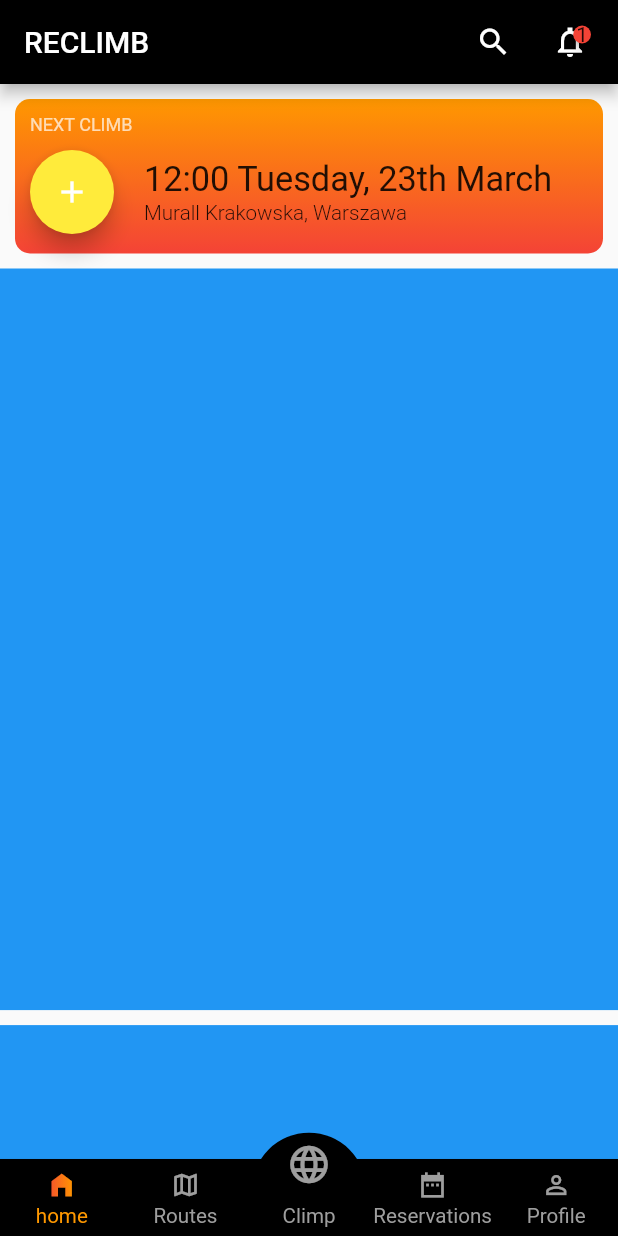
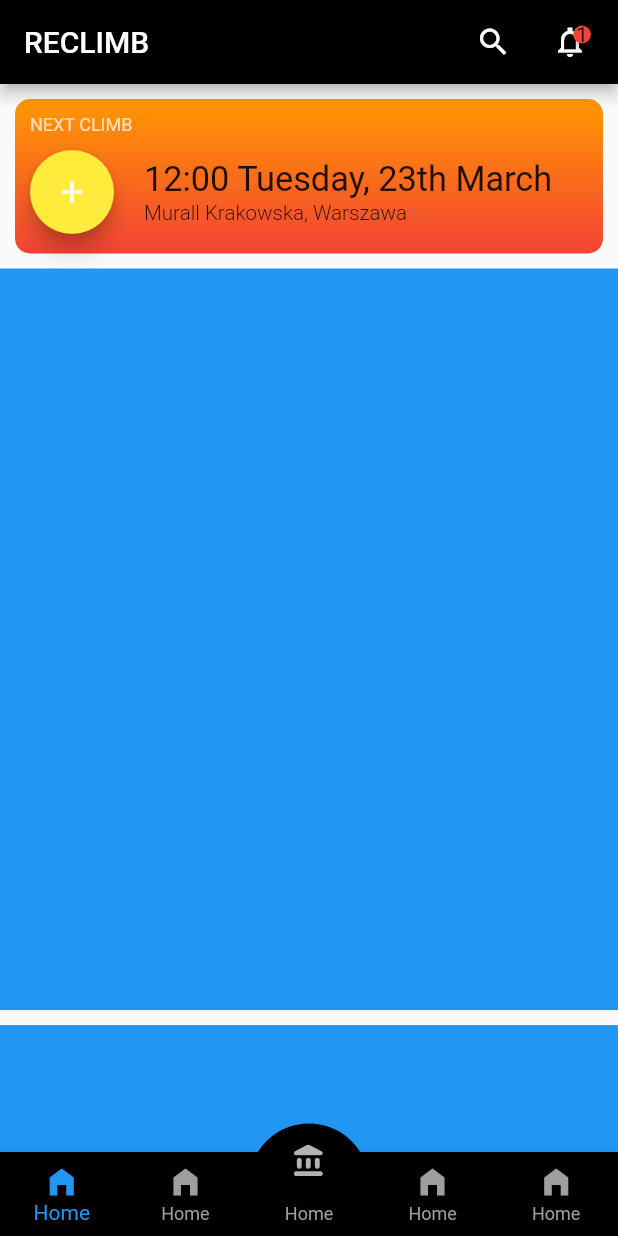
Before and after one commit to truongnguyen112007/climb_app_base, a Flutter app: the screen it shows after launch, on a phone screen of 412 x 824 dp. Run offline on Flutter 3.47's test engine with Material 2 defaults, Android fonts, the light colour scheme and no system bars; drawn by our look-alikes of badges; our stand-ins replace flutter_screenutil.

Commit message:
update bottom navigation bar.

```diff
--- a/lib/modules/home/home_page.dart
+++ b/lib/modules/home/home_page.dart
@@ -1,11 +1,9 @@
-import 'package:climb_app_base/modules/tab_home/tab_home.dart';
 import 'package:flutter/material.dart';
-import '../../bottom_navigationbar.dart';
 import '../tab_climb/tab_climb.dart';
+import '../tab_home/tab_home.dart';
 import '../tab_profile/tab_profile.dart';
 import '../tab_reservations/tab_reservations.dart';
 import '../tab_routes/tab_routes.dart';
-
 
 class HomePage extends StatefulWidget {
   const HomePage({Key? key}) : super(key: key);
@@ -15,9 +13,9 @@ class HomePage extends StatefulWidget {
 }
 
 class _HomePageState extends State<HomePage> {
-  var pageController = PageController();
-  int currentTab = 0;
-  final tabs = [
+  int _currentIndex = 0;
+
+  final List<Widget> tab = [
     TabHome(),
     TabRoutes(),
     TabClimb(),
@@ -27,75 +25,107 @@ class _HomePageState extends State<HomePage> {
 
   @override
   Widget build(BuildContext context) {
-    return MediaQuery(data: MediaQuery.of(context).copyWith(textScaleFactor: 1), child: Scaffold(
-      body: Stack(
+    return Stack(
       children: [
-          SizedBox(height: MediaQuery.of(context).size.height,
-            child: PageView(
-              physics: NeverScrollableScrollPhysics(),
-              controller: pageController,
-              children: tabs,
+        Scaffold(
+          body: tab[_currentIndex],
+          bottomNavigationBar: BottomNavigationBar(
+            unselectedItemColor: Colors.grey,
+            backgroundColor: Colors.black,
+            type: BottomNavigationBarType.fixed,
+            items: [
+              BottomNavigationBarItem(
+                  icon: Icon(Icons.home_filled),
+                  label: 'Home',
+                  backgroundColor: Colors.black),
+              BottomNavigationBarItem(
+                  icon: Icon(Icons.home_filled), label: 'Home'),
+              BottomNavigationBarItem(
+                  icon: Icon(Icons.home_filled), label: 'Home'),
+              BottomNavigationBarItem(
+                  icon: Icon(Icons.home_filled), label: 'Home'),
+              BottomNavigationBarItem(
+                  icon: Icon(Icons.home_filled), label: 'Home'),
+            ],
+            currentIndex: _currentIndex,
+            onTap: (index) {
+              setState(() {
+                _currentIndex = index;
+              });
+            },
           ),
         ),
         Positioned.fill(
+          child: Align(
+            alignment: Alignment.bottomCenter,
             child: Container(
-                alignment: Alignment.bottomCenter,
-                child: AppButtonNavigationBar(
-                  indexCallBack: (int index) => jumtToPage(index),
-                ),
-              ))
-        ],
-      ),
-    ));
-    return Scaffold(
-      body: Stack(
-        children: [
-          SizedBox(height: MediaQuery.of(context).size.height,
-            child: PageView(
-              physics: NeverScrollableScrollPhysics(),
-              controller: pageController,
-              children: tabs,
+              height: 50,
+              width: 80,
+              margin: EdgeInsets.only(bottom: 25),
+              decoration: BoxDecoration(
+                color: Colors.black,
+                borderRadius: BorderRadius.only(
+                  topLeft: Radius.circular(100),
+                  topRight: Radius.circular(100),
                 ),
               ),
-          Positioned.fill(
+              child: MaterialButton(
+                child: Icon(
+                  Icons.account_balance_rounded,
+                  color: _currentIndex == 2 ? Colors.blue : Colors.white70,
+                ),
+                onPressed: () =>onTabTapped(2),
+                splashColor: Colors.transparent,
+              ),
+            ),
+          ),
+        )
+      ],
+    );
+    return Scaffold(
+      body: tab[_currentIndex],
+      floatingActionButton: Padding(
+        padding: EdgeInsets.only(top: 25),
         child: Container(
-            alignment: Alignment.bottomCenter,
-            child: AppButtonNavigationBar(
-              indexCallBack: (int index) => jumtToPage(index),
+          width: 65,
+          height: 65,
+          child: FloatingActionButton(
+            onPressed: () {
+              onTabTapped(2);
+            },
+            child: Icon(Icons.heart_broken),
+            backgroundColor: Colors.black,
           ),
-          ))
+        ),
+      ),
+      floatingActionButtonLocation: FloatingActionButtonLocation.centerDocked,
+      bottomNavigationBar: BottomNavigationBar(
+        unselectedItemColor: Colors.grey,
+        backgroundColor: Colors.black,
+        type: BottomNavigationBarType.fixed,
+        items: [
+          BottomNavigationBarItem(
+              icon: Icon(Icons.home_filled),
+              label: 'Home',
+              backgroundColor: Colors.black),
+          BottomNavigationBarItem(icon: Icon(Icons.home_filled), label: 'Home'),
+          BottomNavigationBarItem(icon: Icon(Icons.home_filled), label: 'Home'),
+          BottomNavigationBarItem(icon: Icon(Icons.home_filled), label: 'Home'),
+          BottomNavigationBarItem(icon: Icon(Icons.home_filled), label: 'Home'),
         ],
+        currentIndex: _currentIndex,
+        onTap: (index) {
+          setState(() {
+            _currentIndex = index;
+          });
+        },
       ),
     );
   }
 
-  void jumtToPage(int index) => pageController.animateToPage(index,
-      duration: Duration(milliseconds: 500),
-      curve: Curves.fastLinearToSlowEaseIn);
-
-  Widget itemBottomNavigationBar(IconData icon, int index, String title) =>
-      Expanded(
-        child: InkWell(
-          onTap: () {
+  void onTabTapped(int index) {
     setState(() {
-              jumtToPage(index);
-              currentTab = index;
+      _currentIndex = index;
     });
-          },
-          child: Column(
-            mainAxisSize: MainAxisSize.min,
-            children: [
-              Icon(
-                icon,
-                color: Colors.grey,
-              ),
-              Text(
-                title,
-                style: TextStyle(
-                    color: currentTab == index ? Colors.orange : Colors.grey),
-              ),
-            ],
-          ),
-        ),
-      );
   }
+}
```
Lines whose indentation alone changed are shown as unchanged.
